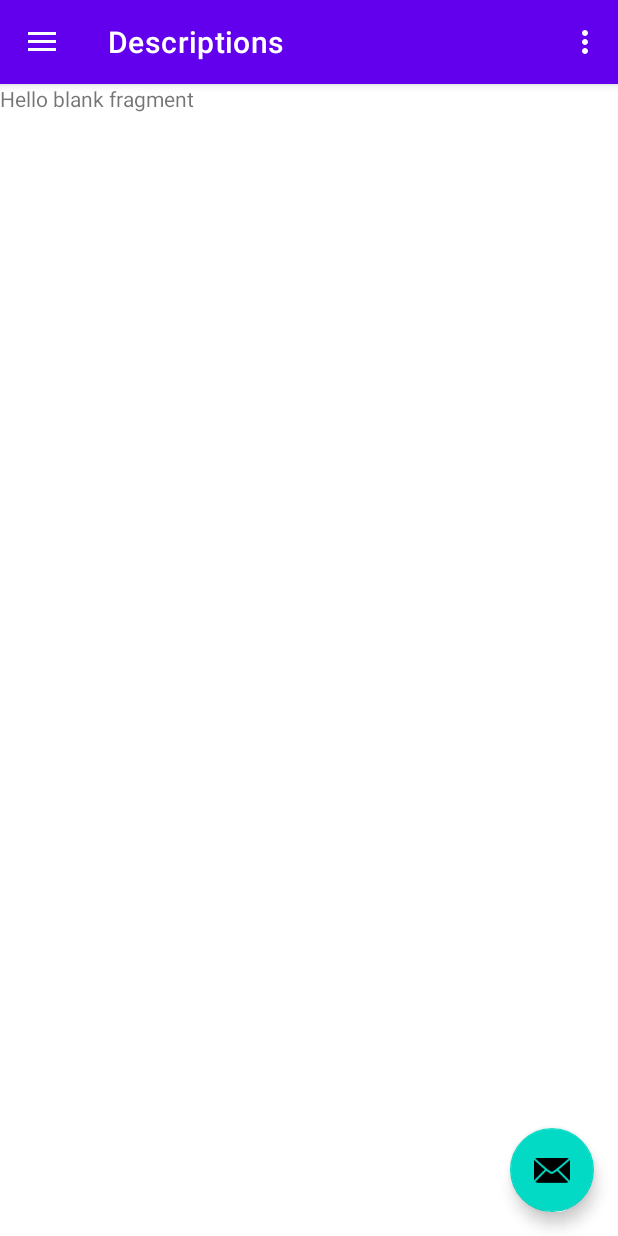
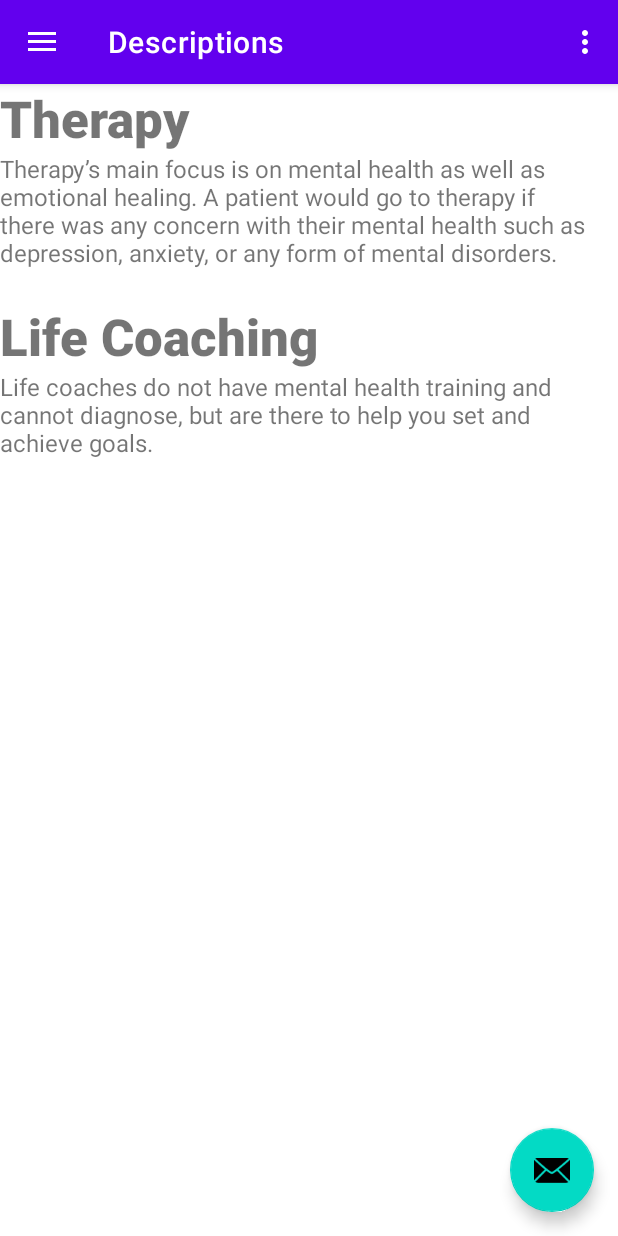
Before and after one commit to sierrariley/FullyMinded, an Android app: the screen it shows after launch (MainActivity), in the side drawer, after a tap on "Descriptions", on a phone screen of 412 x 824 dp. Run offline under Robolectric (Android 15) with nearby library versions, the phone set to English and light mode, and no system bars; our stand-ins replace navigation-ui.

Commit message:
Fragments created

```diff
--- a/app/src/main/java/com/example/fullyminded/MainActivity.java
+++ b/app/src/main/java/com/example/fullyminded/MainActivity.java
@@ -41,7 +41,7 @@ public class MainActivity extends AppCompatActivity {
         // Passing each menu ID as a set of Ids because each
         // menu should be considered as top level destinations.
         mAppBarConfiguration = new AppBarConfiguration.Builder(
-                R.id.nav_main, R.id.nav_difference, R.id.nav_sign, R.id.nav_check, R.id.nav_profile)
+                R.id.nav_main, R.id.nav_difference, R.id.nav_sign, R.id.nav_check, R.id.nav_profile, R.id.nav_counselor)
                 .setOpenableLayout(drawer)
                 .build();
         NavController navController = Navigation.findNavController(this, R.id.nav_host_fragment_content_main);
--- /dev/null
+++ b/app/src/main/res/drawable/ic_baseline_person_search_24.xml
@@ -0,0 +1,7 @@
+<vector android:height="24dp" android:tint="#000000"
+    android:viewportHeight="24" android:viewportWidth="24"
+    android:width="24dp" xmlns:android="http://schemas.android.com/apk/res/android">
+    <path android:fillColor="@android:color/white" android:pathData="M10,8m-4,0a4,4 0,1 1,8 0a4,4 0,1 1,-8 0"/>
+    <path android:fillColor="@android:color/white" android:pathData="M10.35,14.01C7.62,13.91 2,15.27 2,18v2h9.54C9.07,17.24 10.31,14.11 10.35,14.01z"/>
+    <path android:fillColor="@android:color/white" android:pathData="M19.43,18.02C19.79,17.43 20,16.74 20,16c0,-2.21 -1.79,-4 -4,-4s-4,1.79 -4,4c0,2.21 1.79,4 4,4c0.74,0 1.43,-0.22 2.02,-0.57L20.59,22L22,20.59L19.43,18.02zM16,18c-1.1,0 -2,-0.9 -2,-2c0,-1.1 0.9,-2 2,-2s2,0.9 2,2C18,17.1 17.1,18 16,18z"/>
+</vector>
--- a/app/src/main/res/layout/fragment_definition.xml
+++ b/app/src/main/res/layout/fragment_definition.xml
@@ -1,14 +1,38 @@
 <?xml version="1.0" encoding="utf-8"?>
-<FrameLayout xmlns:android="http://schemas.android.com/apk/res/android"
+<LinearLayout xmlns:android="http://schemas.android.com/apk/res/android"
     xmlns:tools="http://schemas.android.com/tools"
     android:layout_width="match_parent"
     android:layout_height="match_parent"
+    android:orientation="vertical"
     tools:context=".DefinitionFragment">
 
-    <!-- TODO: Update blank fragment layout -->
     <TextView
+        android:id="@+id/therapy"
         android:layout_width="match_parent"
-        android:layout_height="match_parent"
-        android:text="@string/hello_blank_fragment" />
+        android:layout_height="wrap_content"
+        android:fontFamily="sans-serif-black"
+        android:text="@string/therapy"
+        android:textSize="34sp" />
 
-</FrameLayout>
+    <TextView
+        android:id="@+id/therapyDescript"
+        android:layout_width="match_parent"
+        android:layout_height="100dp"
+        android:text="@string/therapyDescript"
+        android:textSize="16sp" />
+
+    <TextView
+        android:id="@+id/lifeCoach"
+        android:layout_width="match_parent"
+        android:layout_height="wrap_content"
+        android:fontFamily="sans-serif-black"
+        android:text="@string/lifeCoach"
+        android:textSize="34sp" />
+
+    <TextView
+        android:id="@+id/lifeCoachDescript"
+        android:layout_width="match_parent"
+        android:layout_height="wrap_content"
+        android:text="@string/lifeDecript"
+        android:textSize="16sp" />
+</LinearLayout>
--- a/app/src/main/res/menu/activity_main_drawer.xml
+++ b/app/src/main/res/menu/activity_main_drawer.xml
@@ -17,6 +17,10 @@
             android:icon="@drawable/ic_baseline_profile"
             android:title="Profile" />
         <item
+            android:id="@+id/nav_counselor"
+            android:icon="@drawable/ic_baseline_person_search_24"
+            android:title="Counselors" />
+        <item
             android:id="@+id/nav_sign"
             android:icon="@drawable/ic_baseline_assignment_24"
             android:title="Sign-Up" />
--- a/app/src/main/res/navigation/mobile_navigation.xml
+++ b/app/src/main/res/navigation/mobile_navigation.xml
@@ -29,4 +29,9 @@
         android:name="com.example.fullyminded.CheckInFragment"
         android:label="fragment_check_in"
         tools:layout="@layout/fragment_check_in" />
+    <fragment
+        android:id="@+id/nav_counselor"
+        android:name="com.example.fullyminded.CounselorsFragment"
+        android:label="Counselors"
+        tools:layout="@layout/fragment_counselors" />
 </navigation>
--- a/app/src/main/res/values/strings.xml
+++ b/app/src/main/res/values/strings.xml
@@ -12,4 +12,9 @@
     <string name="menu_slideshow">Slideshow</string>
     <!-- TODO: Remove or change this placeholder text -->
     <string name="hello_blank_fragment">Hello blank fragment</string>
+    <string name="title">Fully Minded</string>
+    <string name="therapy">Therapy</string>
+    <string name="therapyDescript">Therapy’s main focus is on mental health as well as emotional healing. A patient would go to therapy if there was any concern with their mental health such as depression, anxiety, or any form of mental disorders. </string>
+    <string name="lifeCoach">Life Coaching</string>
+    <string name="lifeDecript">Life coaches do not have mental health training and cannot diagnose, but are there to help you set and achieve goals.</string>
 </resources>
```
Also changed, not shown: app/src/main/java/com/example/fullyminded/CounselorTypeItems.java (added, +42 -0 lines), app/src/main/java/com/example/fullyminded/CounselorsFragment.java (added, +84 -0 lines), app/src/main/res/layout/fragment_counselors.xml (added, +13 -0 lines), app/src/main/res/layout/fragment_main.xml (+32 -6 lines), app/src/main/res/layout/nav_header_main.xml (+6 -5 lines), app/src/main/res/drawable/counseling.png (added), app/src/main/res/drawable/fully.png (added), app/src/main/res/drawable/logo.png (added).
